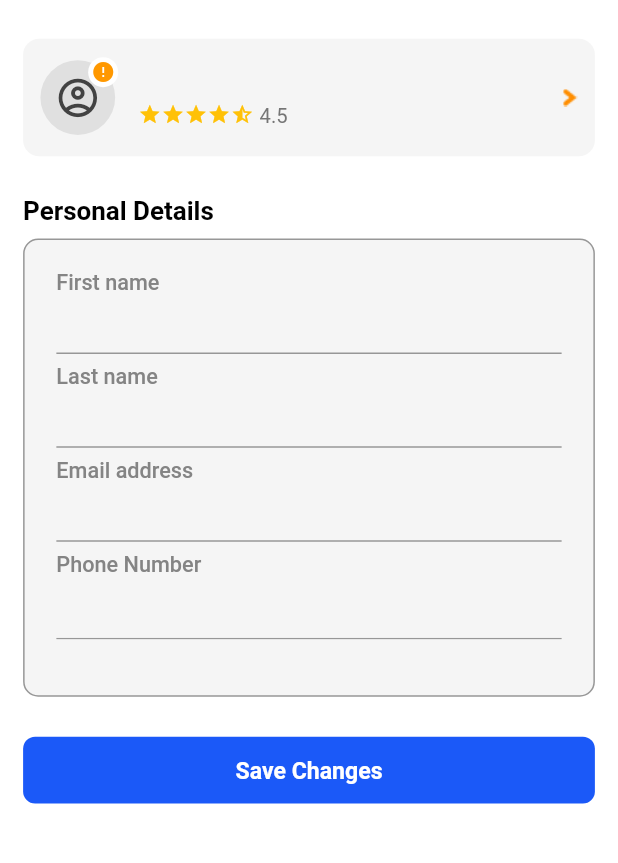
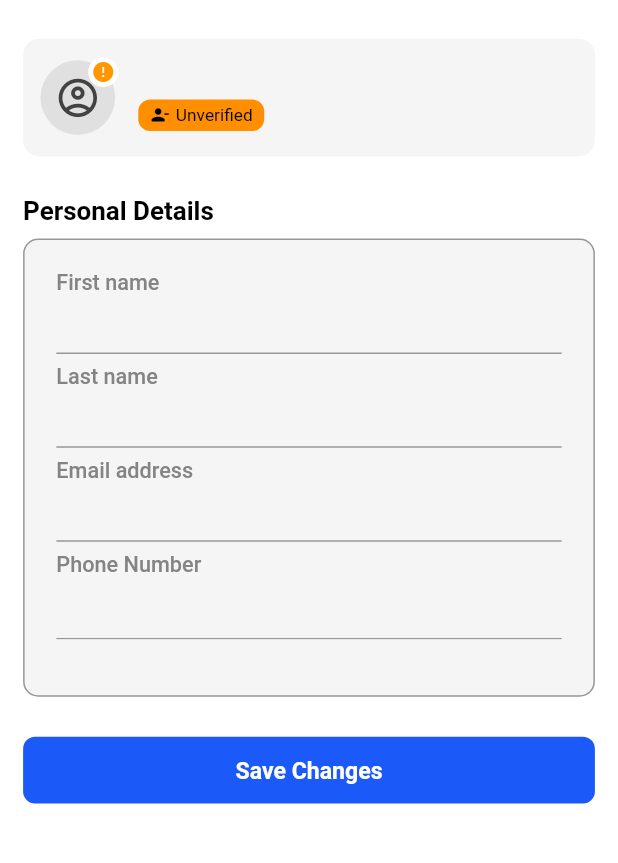
Before and after one commit to Haris-Bashir-QBS/help_sum, a Flutter app: the EditBasicInfoScreen screen opened directly with empty values, on a phone screen of 412 x 824 dp, the part 51-914 px from its top. Run offline on Flutter 3.47's test engine with Material 3 defaults, Android fonts, the phone set to English and light mode, and no system bars; our stand-ins replace carousel_slider, cherry_toast, connectivity_plus, device_info_plus, dio, equatable and 23 more; missing offline and left inert: flutter_custom_month_picker, flutter_stripe; accounts and stored records are empty; generated files the repository leaves out were written again.

Commit message:
feat(profile): add verification status indicator and improve profile details layout

```diff
--- a/lib/src/features/core/common/profile/presentation/pages/edit_basic_info_screen.dart
+++ b/lib/src/features/core/common/profile/presentation/pages/edit_basic_info_screen.dart
@@ -15,6 +15,7 @@ import 'package:help_sum/src/features/core/common/profile/presentation/controlle
 import 'package:help_sum/src/features/core/common/profile/presentation/widgets/avatar_with_badge.dart';
 import 'package:help_sum/src/features/core/common/profile/presentation/widgets/info_card.dart';
 import 'package:help_sum/src/features/core/common/profile/presentation/widgets/info_row.dart';
+import 'package:help_sum/src/features/core/common/profile/presentation/widgets/verification_status.dart';
 import 'package:help_sum/src/widgets/custom_app_bar.dart';
 import 'package:help_sum/src/widgets/custom_button.dart';
 import 'package:help_sum/src/widgets/custom_toast.dart';
@@ -94,28 +95,32 @@ class _EditBasicInfoScreenState extends ConsumerState<EditBasicInfoScreen> {
                     ),
                   ),
                   SizedBox(height: 4.h),
-                  Row(
-                    children: [
-                      ...List.generate(
-                        4,
-                        (i) =>
-                            Icon(Icons.star, color: Colors.amber, size: 16.sp),
-                      ),
-                      Icon(Icons.star_half, color: Colors.amber, size: 16.sp),
-                      SizedBox(width: 4.w),
-                      Text(
-                        '4.5',
-                        style: TextStyle(
-                          fontSize: 14.sp,
-                          color: Colors.grey.shade600,
-                        ),
-                      ),
-                    ],
+                  VerificationStatusIndicator(
+                    isVerified: widget.user.isVerified == true,
+                    alignment: Alignment.topLeft,
                   ),
+                  // Row(
+                  //   children: [
+                  //     ...List.generate(
+                  //       4,
+                  //       (i) =>
+                  //           Icon(Icons.star, color: Colors.amber, size: 16.sp),
+                  //     ),
+                  //     Icon(Icons.star_half, color: Colors.amber, size: 16.sp),
+                  //     SizedBox(width: 4.w),
+                  //     Text(
+                  //       '4.5',
+                  //       style: TextStyle(
+                  //         fontSize: 14.sp,
+                  //         color: Colors.grey.shade600,
+                  //       ),
+                  //     ),
+                  //   ],
+                  // ),
                 ],
               ),
             ),
-            Image.asset(AppAssets.arrow),
+            //   Image.asset(AppAssets.arrow),
           ],
         ),
       ),
@@ -187,10 +192,10 @@ class _EditBasicInfoScreenState extends ConsumerState<EditBasicInfoScreen> {
               padding: EdgeInsets.all(16.w),
               child: Column(
                 children: [
-                  if (appRole == AppRole.merchant) ...[
-                    _buildMerchantProfileHeader(context),
-                    30.verticalSpace,
-                  ],
+                  //   if (appRole == AppRole.merchant) ...[
+                  _buildMerchantProfileHeader(context),
+                  30.verticalSpace,
+                  //  ],
                   InfoCard(
                     title:
                         appRole == AppRole.merchant
--- a/lib/src/features/core/common/profile/presentation/widgets/info_row.dart
+++ b/lib/src/features/core/common/profile/presentation/widgets/info_row.dart
@@ -8,6 +8,7 @@ class InfoRow extends StatelessWidget {
   final String value;
   final Widget? labelWidget;
   final bool isEditable;
+  final bool showDivider, visible;
   final TextEditingController? controller;
   final String? errorText;
   final Function(String)? onChanged;
@@ -19,15 +20,19 @@ class InfoRow extends StatelessWidget {
     required this.value,
     this.labelWidget,
     this.isEditable = false,
+    this.visible = true,
     this.controller,
     this.errorText,
+    this.showDivider = true,
     this.onChanged,
     this.validator,
   });
 
   @override
   Widget build(BuildContext context) {
-    return Padding(
+    return Visibility(
+      visible: visible,
+      child: Padding(
         padding: EdgeInsets.symmetric(vertical: 0.h),
         child: Column(
           crossAxisAlignment: CrossAxisAlignment.start,
@@ -40,8 +45,7 @@ class InfoRow extends StatelessWidget {
                   fontWeight: FontWeight.w500,
                   color: AppPalette.darkGreyColor,
                 ),
-              if(labelWidget!=null)
-                labelWidget!,
+                if (labelWidget != null) labelWidget!,
               ],
             ),
             8.verticalSpace,
@@ -50,16 +54,14 @@ class InfoRow extends StatelessWidget {
                 : Column(
                   crossAxisAlignment: CrossAxisAlignment.start,
                   children: [
-                    CustomText(
-                      text: value,
-                      fontSize: 14.sp,
+                    CustomText(text: value, fontSize: 14.sp),
+                    7.verticalSpace,
+                    if (showDivider) Divider(),
+                  ],
                 ),
             7.verticalSpace,
-                    Divider(),
           ],
         ),
-          7.verticalSpace
-        ],
       ),
     );
   }
@@ -69,35 +71,24 @@ class InfoRow extends StatelessWidget {
       controller: controller,
       onChanged: onChanged,
       validator: validator,
-                style: TextStyle(
-                  fontSize: 16.sp,
-                  color: AppPalette.blackColor,
-                ),
+      style: TextStyle(fontSize: 16.sp, color: AppPalette.blackColor),
       decoration: InputDecoration(
         isDense: true,
         contentPadding: EdgeInsets.symmetric(vertical: 8.h),
         border: const UnderlineInputBorder(
-                    borderSide: BorderSide(
-                      color: AppPalette.greyColor,
-                    ),
+          borderSide: BorderSide(color: AppPalette.greyColor),
         ),
         enabledBorder: const UnderlineInputBorder(
-                    borderSide: BorderSide(
-                      color: AppPalette.greyColor,
-                    ),
+          borderSide: BorderSide(color: AppPalette.greyColor),
         ),
         focusedBorder: const UnderlineInputBorder(
-                    borderSide: BorderSide(
-                      color: AppPalette.primaryColor,
-                    ),
+          borderSide: BorderSide(color: AppPalette.primaryColor),
         ),
         errorBorder: const UnderlineInputBorder(
-                    borderSide: BorderSide(
-                      color: AppPalette.errorColor,
-                    ),
+          borderSide: BorderSide(color: AppPalette.errorColor),
         ),
         errorText: errorText,
-                )
+      ),
     );
   }
 }
--- a/lib/src/features/core/common/profile/presentation/widgets/verification_status.dart
+++ b/lib/src/features/core/common/profile/presentation/widgets/verification_status.dart
@@ -6,21 +6,27 @@ import 'package:help_sum/src/widgets/custom_text.dart';
 
 class VerificationStatusIndicator extends StatelessWidget {
   final bool isVerified;
+  final AlignmentGeometry alignment;
 
   const VerificationStatusIndicator({
     super.key,
     required this.isVerified,
+    this.alignment = Alignment.centerRight,
   });
 
   @override
   Widget build(BuildContext context) {
-    return Container(
-      padding: EdgeInsets.symmetric(horizontal: 8.w,vertical: 4.h),
+    return Align(
+      alignment: alignment,
+      child: Container(
+        padding: EdgeInsets.symmetric(horizontal: 8.w, vertical: 4.h),
         decoration: BoxDecoration(
-        color: isVerified ? AppPalette.secondaryColor : AppPalette.orangeColor,
+          color:
+              isVerified ? AppPalette.secondaryColor : AppPalette.orangeColor,
           borderRadius: BorderRadius.circular(8),
         ),
         child: Row(
+          mainAxisSize: MainAxisSize.min,
           children: [
             Icon(
               isVerified ? Icons.check : Icons.person_remove_alt_1_rounded,
@@ -32,9 +38,8 @@ class VerificationStatusIndicator extends StatelessWidget {
               fontSize: 12.sp,
               //   color: isVerified ? AppPalette.secondaryColor : AppPalette.orangeColor,
             ),
-
-
           ],
+        ),
       ),
     );
   }
```
Also changed, not shown: lib/src/features/core/common/profile/presentation/pages/profile_details_page.dart (+25 -16 lines). Lines whose indentation alone changed are shown as unchanged.
